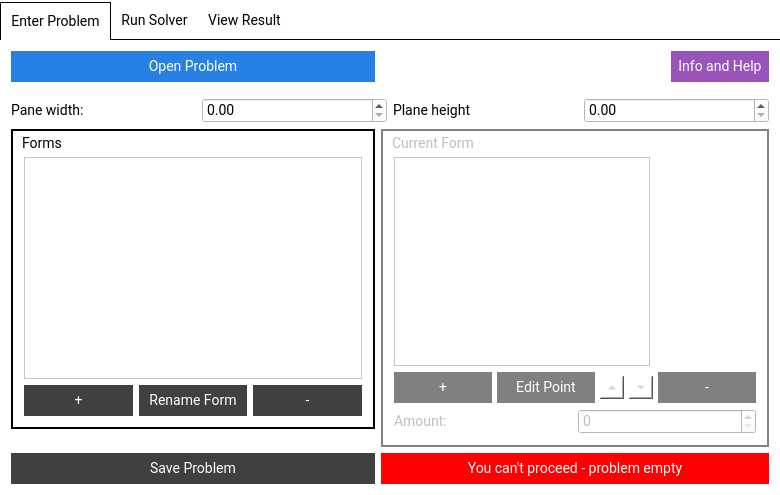
The window that Optiblech/mainwindow.ui (CSNWEB/gi-2015) describes before a commit, drawn with Qt 5.
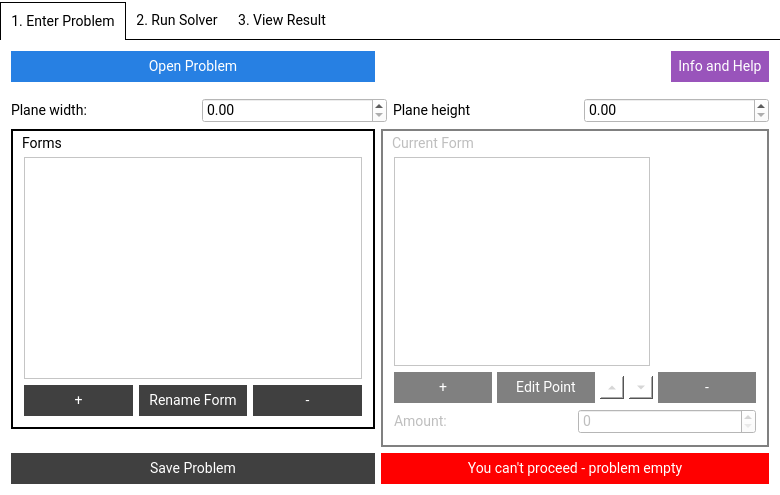
The same window after the commit.

The edit to the form file:
```diff
--- a/Optiblech/mainwindow.ui
+++ b/Optiblech/mainwindow.ui
@@ -176,7 +176,7 @@
         <bool>true</bool>
        </property>
        <attribute name="title">
-        <string>Enter Problem</string>
+        <string>1. Enter Problem</string>
        </attribute>
        <layout class="QHBoxLayout" name="horizontalLayout_2">
         <item>
@@ -410,7 +410,7 @@
             <item>
              <widget class="QLabel" name="label_3">
               <property name="text">
-               <string>Pane width: </string>
+               <string>Plane width: </string>
               </property>
              </widget>
             </item>
@@ -449,7 +449,7 @@
         <bool>true</bool>
        </property>
        <attribute name="title">
-        <string>Run Solver</string>
+        <string>2. Run Solver</string>
        </attribute>
        <layout class="QVBoxLayout" name="verticalLayout_2">
         <item>
@@ -573,7 +573,7 @@
         <bool>true</bool>
        </property>
        <attribute name="title">
-        <string>View Result</string>
+        <string>3. View Result</string>
        </attribute>
        <layout class="QVBoxLayout" name="verticalLayout">
         <item>
```
Left out of the diff: 34 changed lines with no effect on the pictures.
